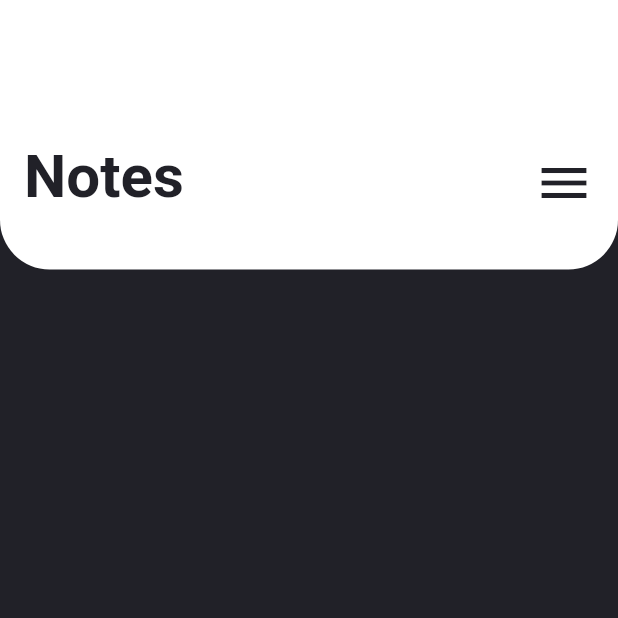
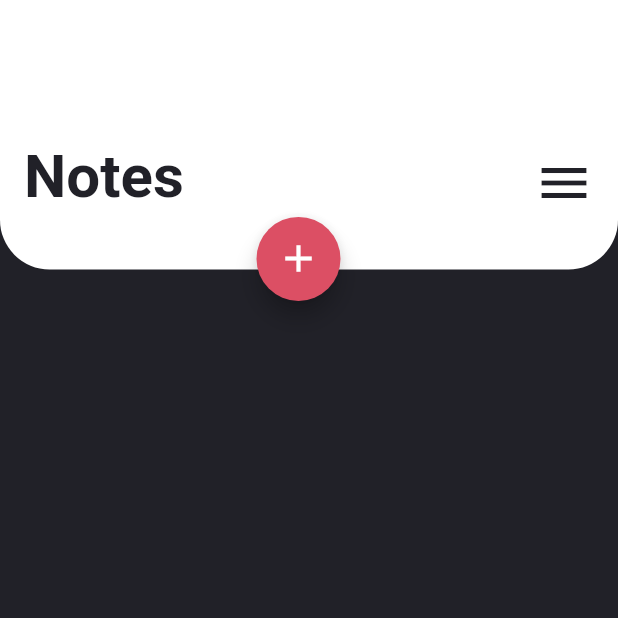
Before and after one commit to bug-author/iproductive-flutter, a Flutter app: the screen it shows after launch, on a phone screen of 412 x 824 dp, the top half of it. Run offline on Flutter 3.47's test engine with Material 2 defaults, Android fonts, the phone set to English and light mode, and no system bars.

Commit message:
basic layout

```diff
--- a/lib/pages/home/components/home_page_body.dart
+++ b/lib/pages/home/components/home_page_body.dart
@@ -11,6 +11,9 @@ class HomePageBody extends StatelessWidget {
 
     return Column(
       children: [
+        Stack(
+          overflow: Overflow.visible,
+          children: <Widget>[
             Container(
               height: size.height * .15,
               decoration: const BoxDecoration(
@@ -45,6 +48,23 @@ class HomePageBody extends StatelessWidget {
                 ),
               ),
             ),
+            Positioned(
+              // 35 is somehow a magical number here that makes the button
+              // align right were i want
+              // todo test on other phone sizes
+              top: (size.height * 0.15) - 35,
+              left: ((size.width) / 2) - 35,
+              child: const FloatingActionButton(
+                onPressed: null,
+                backgroundColor: darkRedClr,
+                child: Icon(
+                  Icons.add,
+                  size: 30,
+                ),
+              ),
+            )
+          ],
+        ),
       ],
     );
   }
```
Lines whose indentation alone changed are shown as unchanged.
